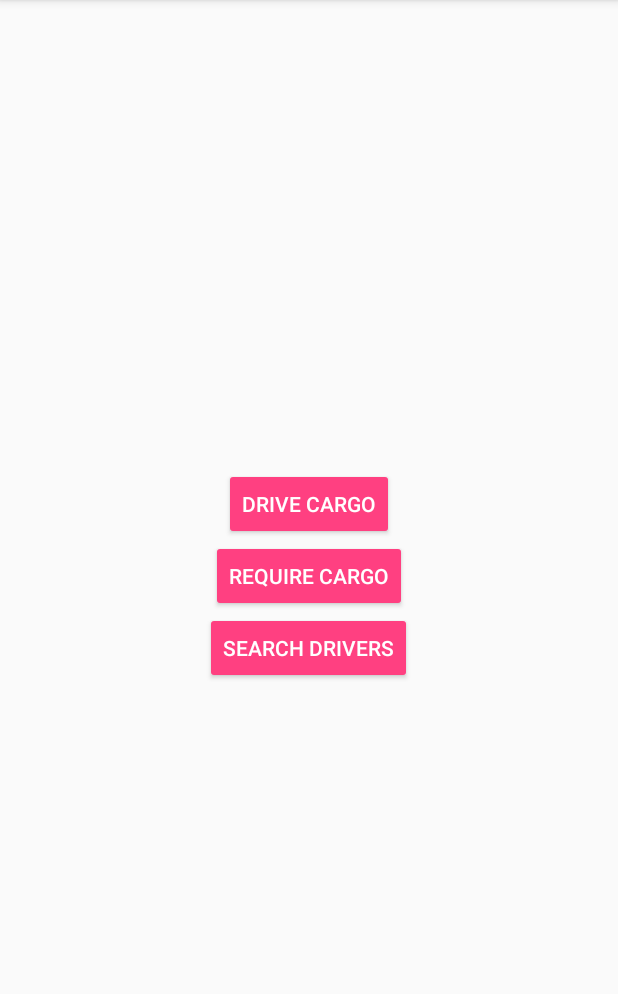
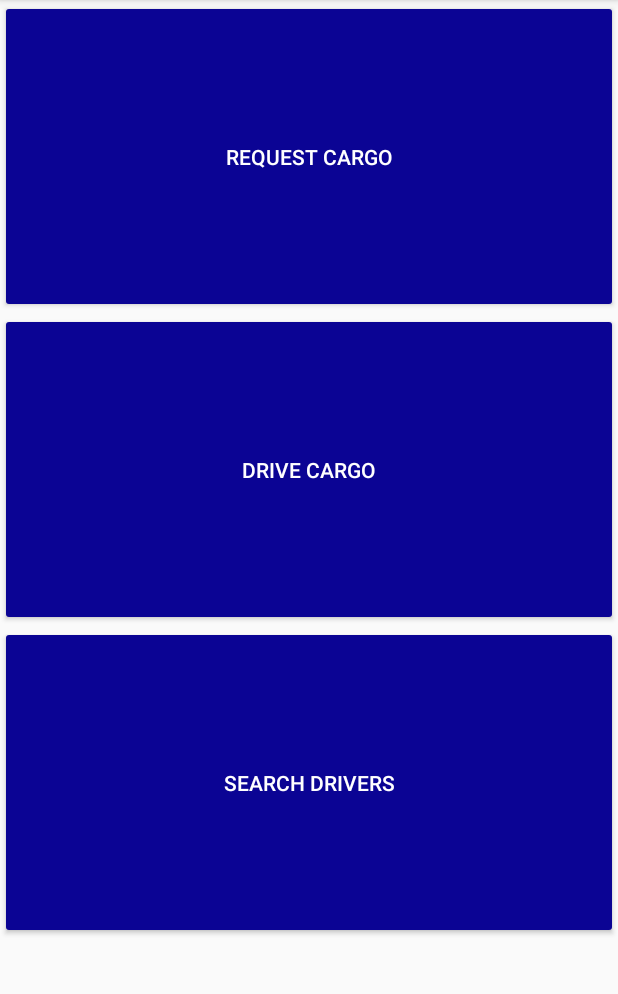
Before and after one commit to atakanguney/InstantCargo-Android, an Android app: the screen it shows after launch (MainActivity), on a phone screen of 412 x 824 dp, the part 84-1078 px from its top. Run offline under Robolectric (Android 15) with nearby library versions, the phone set to English and light mode, and no system bars.

Commit message:
change color of main buttons

```diff
--- a/app/src/main/res/layout/activity_main.xml
+++ b/app/src/main/res/layout/activity_main.xml
@@ -6,40 +6,38 @@
     android:layout_height="match_parent"
     tools:context="getirhacktathon.getirandroid.MainActivity">
 
-    <RelativeLayout
+    <LinearLayout
         android:layout_width="match_parent"
-        android:layout_height="match_parent"
-        tools:layout_editor_absoluteX="0dp"
-        tools:layout_editor_absoluteY="0dp">
+        android:layout_height="626dp"
+        android:orientation="vertical"
+        tools:layout_editor_absoluteY="8dp">
 
         <Button
-            android:id="@+id/button4"
+            android:id="@+id/requestButton"
             style="@style/Widget.AppCompat.Button.Colored"
-            android:layout_width="wrap_content"
-            android:layout_height="wrap_content"
-            android:layout_below="@id/button3"
-            android:layout_centerHorizontal="true"
+            android:layout_width="match_parent"
+            android:layout_height="0dp"
+            android:layout_weight="1"
+            android:onClick="requestCargo"
+            android:text="Request Cargo" />
+
+        <Button
+            android:id="@+id/driveButton"
+            style="@style/Widget.AppCompat.Button.Colored"
+            android:layout_width="match_parent"
+            android:layout_height="0dp"
+            android:layout_weight="1"
+            android:onClick="driveCargo"
+            android:text="Drive Cargo" />
+
+        <Button
+            android:id="@+id/searchButton"
+            style="@style/Widget.AppCompat.Button.Colored"
+            android:layout_width="match_parent"
+            android:layout_height="0dp"
+            android:layout_weight="1"
             android:onClick="searchDrivers"
             android:text="Search Drivers" />
 
-        <Button
-            android:id="@+id/button3"
-            style="@style/Widget.AppCompat.Button.Colored"
-            android:layout_width="wrap_content"
-            android:layout_height="wrap_content"
-            android:layout_centerInParent="true"
-            android:onClick="requestCargo"
-            android:text="Require Cargo" />
-
-        <Button
-            android:id="@+id/button2"
-            style="@style/Widget.AppCompat.Button.Colored"
-            android:layout_width="wrap_content"
-            android:layout_height="wrap_content"
-            android:layout_above="@id/button3"
-            android:layout_centerHorizontal="true"
-            android:onClick="driveCargo"
-            android:text="Drive Cargo" />
-    </RelativeLayout>
-
+    </LinearLayout>
 </android.support.constraint.ConstraintLayout>
--- a/app/src/main/res/values/colors.xml
+++ b/app/src/main/res/values/colors.xml
@@ -2,5 +2,5 @@
 <resources>
     <color name="colorPrimary">#3F51B5</color>
     <color name="colorPrimaryDark">#303F9F</color>
-    <color name="colorAccent">#FF4081</color>
+    <color name="colorAccent">#0b0494</color>
 </resources>
```
